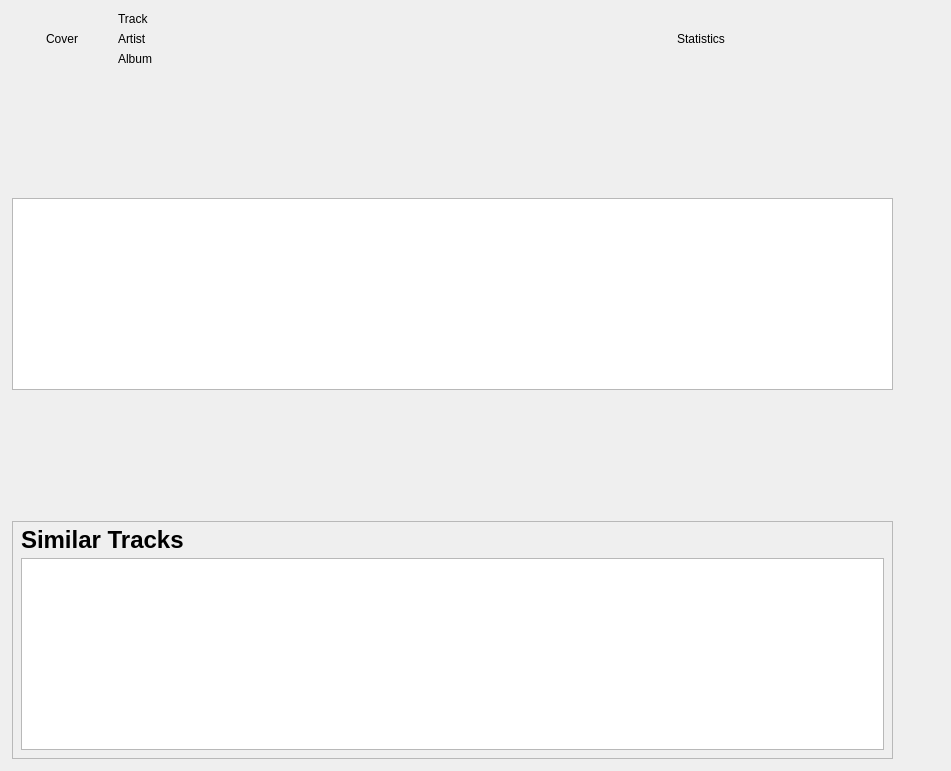
Old version of the form src/libtomahawk/widgets/infowidgets/TrackInfoWidget.ui in the repository rockymontana/tomahawk.
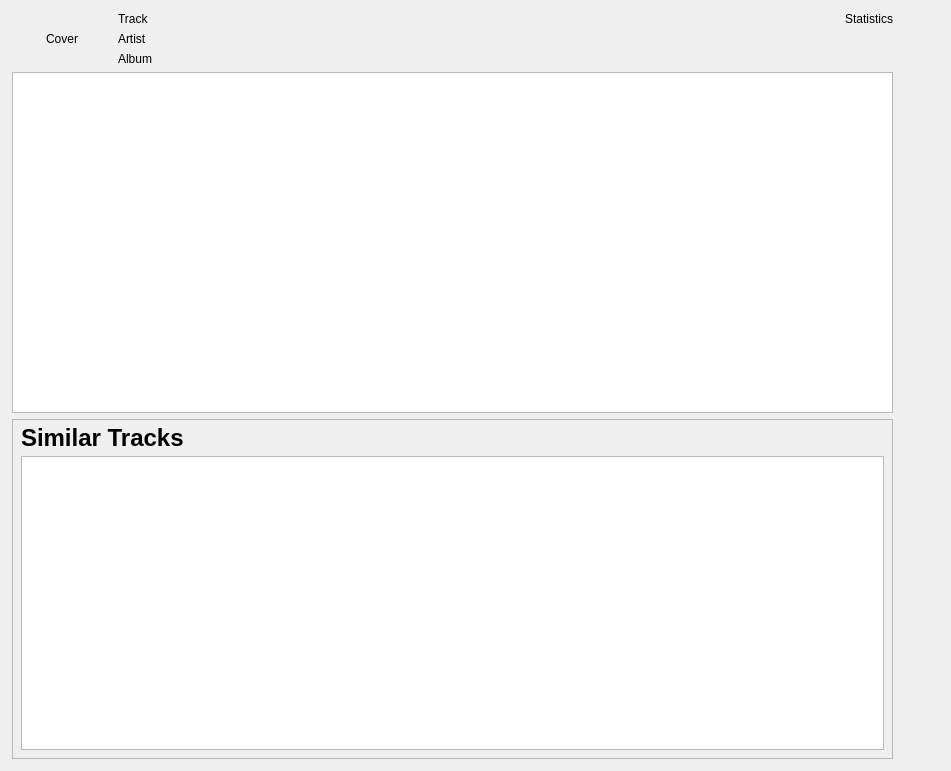
New version of the form. Custom widgets are drawn as their Qt base class.

```diff
--- a/src/libtomahawk/widgets/infowidgets/TrackInfoWidget.ui
+++ b/src/libtomahawk/widgets/infowidgets/TrackInfoWidget.ui
@@ -113,11 +113,17 @@
           <layout class="QVBoxLayout" name="verticalLayout_8">
            <item>
             <widget class="QLabel" name="statsLabel">
+             <property name="maximumSize">
+              <size>
+               <width>16777215</width>
+               <height>16777215</height>
+              </size>
+             </property>
              <property name="text">
               <string>Statistics</string>
              </property>
              <property name="alignment">
-              <set>Qt::AlignCenter</set>
+              <set>Qt::AlignRight|Qt::AlignTop|Qt::AlignTrailing</set>
              </property>
             </widget>
            </item>
@@ -125,23 +131,10 @@
          </item>
         </layout>
        </item>
-       <item>
-        <spacer name="verticalSpacer_2">
-         <property name="orientation">
-          <enum>Qt::Vertical</enum>
-         </property>
-         <property name="sizeHint" stdset="0">
-          <size>
-           <width>20</width>
-           <height>10</height>
-          </size>
-         </property>
-        </spacer>
-       </item>
        <item>
         <widget class="QTextBrowser" name="lyricsView">
          <property name="sizePolicy">
-          <sizepolicy hsizetype="Minimum" vsizetype="Expanding">
+          <sizepolicy hsizetype="Minimum" vsizetype="MinimumExpanding">
            <horstretch>0</horstretch>
            <verstretch>0</verstretch>
           </sizepolicy>
@@ -149,7 +142,7 @@
          <property name="minimumSize">
           <size>
            <width>0</width>
-           <height>0</height>
+           <height>200</height>
           </size>
          </property>
          <property name="openLinks">
@@ -157,19 +150,6 @@
          </property>
         </widget>
        </item>
-       <item>
-        <spacer name="verticalSpacer_3">
-         <property name="orientation">
-          <enum>Qt::Vertical</enum>
-         </property>
-         <property name="sizeHint" stdset="0">
-          <size>
-           <width>20</width>
-           <height>10</height>
-          </size>
-         </property>
-        </spacer>
-       </item>
        <item>
         <widget class="QFrame" name="frame">
          <property name="minimumSize">
```
